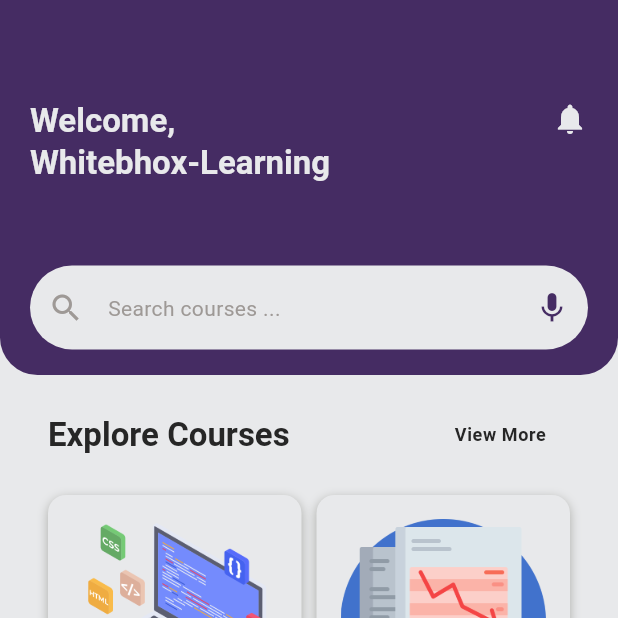
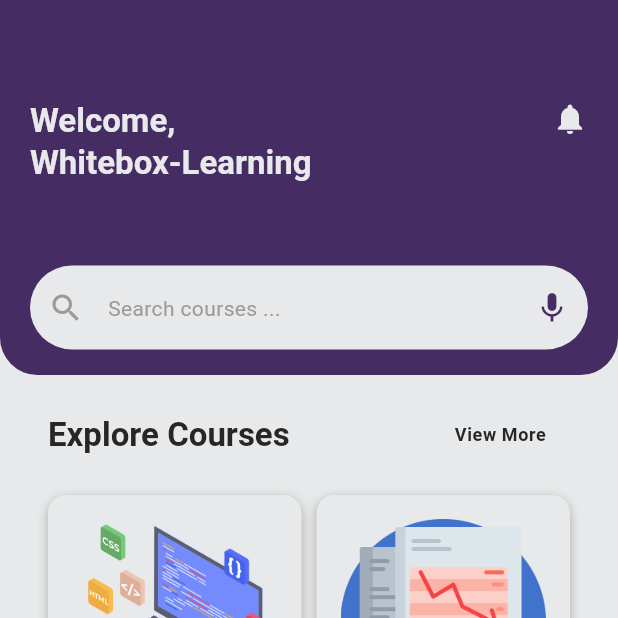
Before and after one commit to WhiteboxHub/wbl-flutter, a Flutter app: the screen it shows after launch, on a phone screen of 412 x 824 dp, the top half of it. Run offline on Flutter 3.47's test engine with Material 3 defaults, Android fonts, the light colour scheme and no system bars; our stand-ins replace flutter_svg, modal_progress_hud_nsn; Roboto replaces fonts that are missing (Epilogue-Black, Epilogue-Bold); project files that could hold a hidden picture were left out.

Commit message:
wbl images

```diff
--- a/lib/main.dart
+++ b/lib/main.dart
@@ -1,6 +1,7 @@
 import 'package:flutter_educational_app_ui/routes/routes.dart';
-import 'package:flutter_educational_app_ui/screens/splash_screen.dart';
+// import 'package:flutter_educational_app_ui/screens/splash_screen.dart';
 import 'package:flutter_educational_app_ui/screens/tab_screen.dart';
+// import 'package:flutter_educational_app_ui/screens/welcome_screen.dart';w
 import 'package:flutter_educational_app_ui/theme/theme_style.dart';
 import 'package:flutter/material.dart';
 
--- a/lib/routes/routes.dart
+++ b/lib/routes/routes.dart
@@ -5,6 +5,7 @@
 import 'package:flutter_educational_app_ui/screens/sign_in_screen.dart';
 import 'package:flutter_educational_app_ui/screens/sign_up_screen.dart';
 import 'package:flutter_educational_app_ui/screens/splash_screen.dart';
+import 'package:flutter_educational_app_ui/screens/welcome_screen.dart';
 import 'package:flutter/material.dart';
 import 'package:flutter_educational_app_ui/screens/tab_screen.dart';
 
@@ -15,6 +16,7 @@
       TabScreen.routeName: (context) => const TabScreen(),
       SignInScreen.routeName: (context) => const SignInScreen(),
       SignUpScreen.routeName: (context) => const SignUpScreen(),
+      WelcomeScreen.routeName: (context) => const WelcomeScreen(),
       ForgotPasswordScreen.routeName: (context) => const ForgotPasswordScreen(),
       FeaturedScreen.routeName: (context) => const FeaturedScreen(),
       CourseScreen.routeName: (context) => const CourseScreen(),
--- a/lib/screens/welcome_screen.dart
+++ b/lib/screens/welcome_screen.dart
@@ -2,11 +2,12 @@
 
 class WelcomeScreen extends StatelessWidget {
   const WelcomeScreen({super.key});
+   static const routeName = '/welcome_screen';
 
   @override
   Widget build(BuildContext context) {
     return Material(
-      child: SizedBox(
+      child: Container(
         width: double.infinity,
         height: double.infinity,
         child: Container(),
--- a/lib/widgets/app_bar_widget.dart
+++ b/lib/widgets/app_bar_widget.dart
@@ -27,7 +27,7 @@
             children: [
               Text(
                 // 'Hello,\nUser',
-                'Welcome,\nWhitebhox-Learning',
+                'Welcome,\nWhitebox-Learning',
                 style: Theme.of(context).textTheme.titleLarge!.copyWith(
                       color: kGreyWhiteColor,
                       fontWeight: FontWeight.bold,
```
Also changed, not shown: 6 other files.
